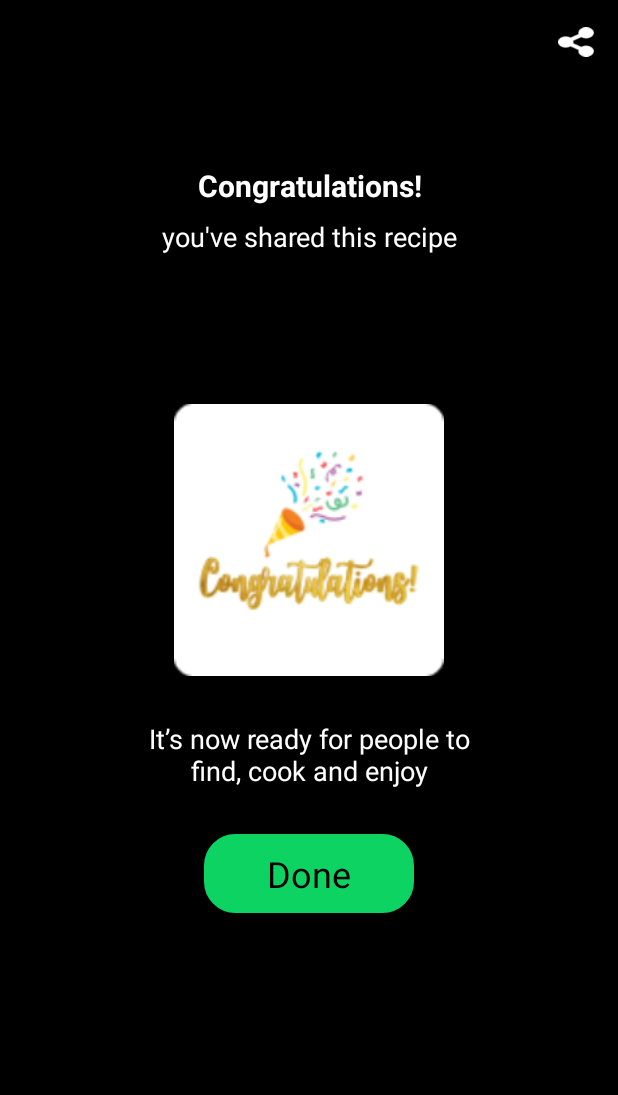
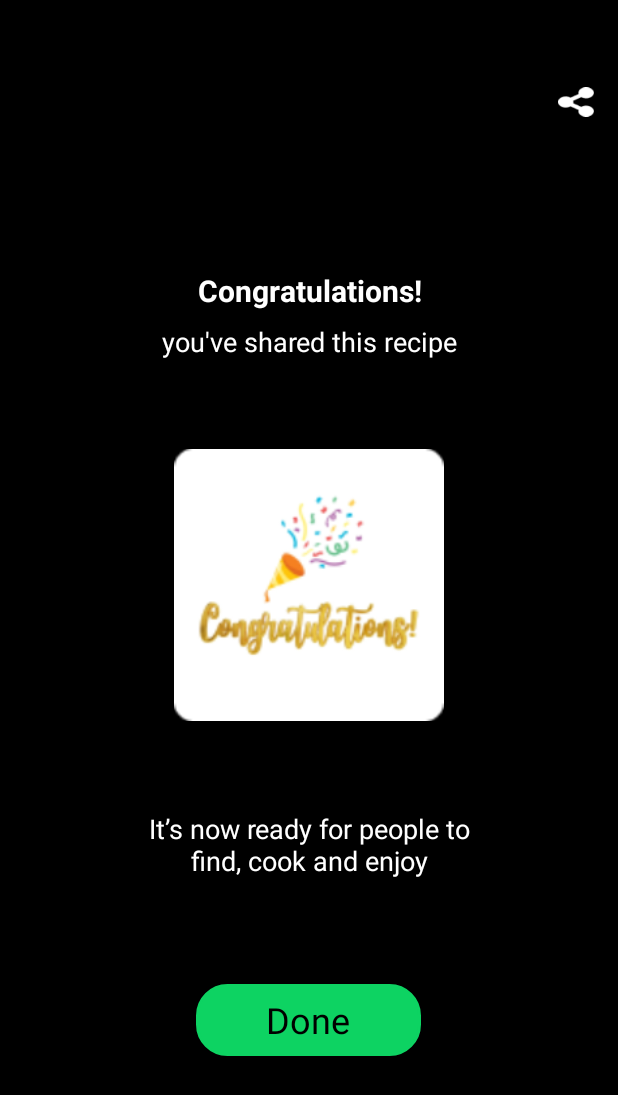
Before and after one commit to sujikaran07/Annaporana_final, an Android app: the PageCongrats screen opened directly, with no data from a screen before it, on a phone screen of 412 x 824 dp. Shown: the top 1095 px of the screen. Run offline under Robolectric (Android 15) with nearby library versions, the phone set to English and light mode, and no system bars.

Commit message:
Update from IM/2021/119

```diff
--- a/app/src/main/AndroidManifest.xml
+++ b/app/src/main/AndroidManifest.xml
@@ -29,7 +29,7 @@
             android:exported="false" />
         <activity
             android:name=".PageCongrats"
-            android:exported="false" />
+            android:exported="true" />
 
         <activity
             android:name=".PageProfileActivity"
--- a/app/src/main/res/layout/page_congrats.xml
+++ b/app/src/main/res/layout/page_congrats.xml
@@ -11,6 +11,7 @@
         android:layout_width="match_parent"
         android:layout_height="wrap_content"
         android:orientation="horizontal"
+        android:layout_marginTop="40dp"
         android:gravity="end">
 
         <ImageView
@@ -33,7 +34,7 @@
         android:textStyle="bold"
         android:gravity="center"
         android:layout_gravity="center_horizontal"
-        android:layout_marginTop="70dp" />
+        android:layout_marginTop="100dp" />
 
     <!-- Shared Recipe Text -->
     <TextView
@@ -52,7 +53,7 @@
         android:id="@+id/congratulationsImage"
         android:layout_width="180dp"
         android:layout_height="200dp"
-        android:layout_marginTop="90dp"
+        android:layout_marginTop="50dp"
         android:src="@drawable/congrats"
         android:contentDescription="Congratulations Image"
         android:layout_gravity="center_horizontal" />
@@ -67,16 +68,16 @@
         android:textColor="#FFFFFF"
         android:gravity="center"
         android:layout_gravity="center_horizontal"
-        android:layout_marginTop="20dp" />
+        android:layout_marginTop="50dp" />
 
     <!-- Done Button -->
     <Button
         android:id="@+id/sign_up_button"
-        android:layout_width="140dp"
+        android:layout_width="150dp"
         android:layout_height="wrap_content"
-        android:layout_marginTop="30dp"
+        android:layout_marginTop="70dp"
         android:background="@drawable/btn_radius"
-        android:padding="6dp"
+        android:padding="2dp"
         style="@style/CustomButtonStyle2"
         android:text="Done"
         android:textAlignment="center"
```
Also changed, not shown: app/src/main/java/com/example/recipeapp/RecipeUploadPage.java (+16 -6 lines).
